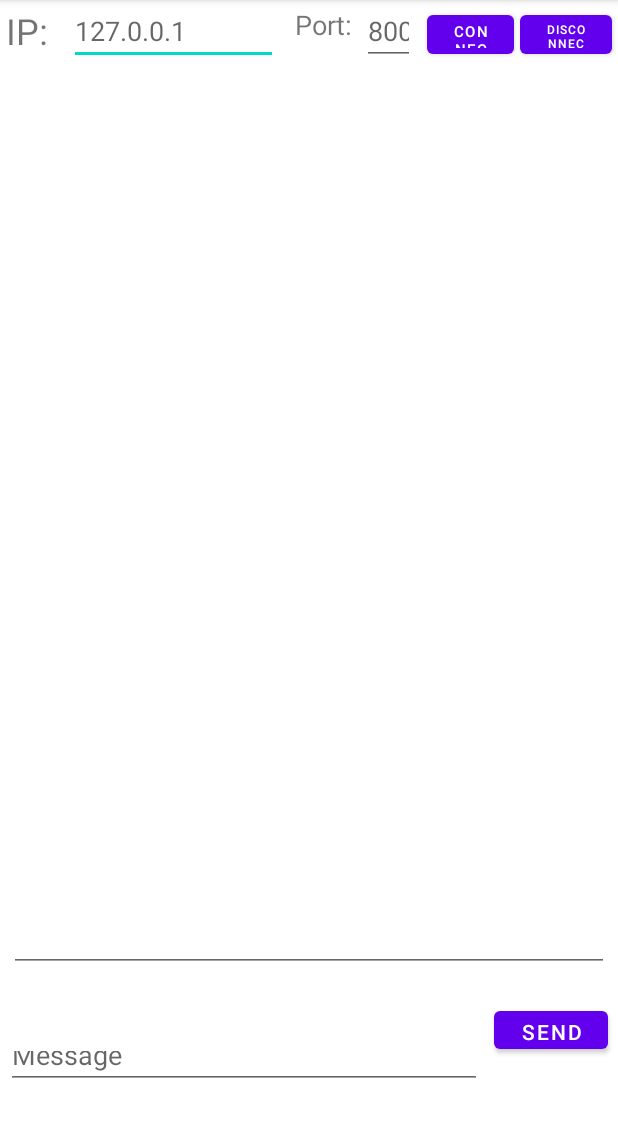
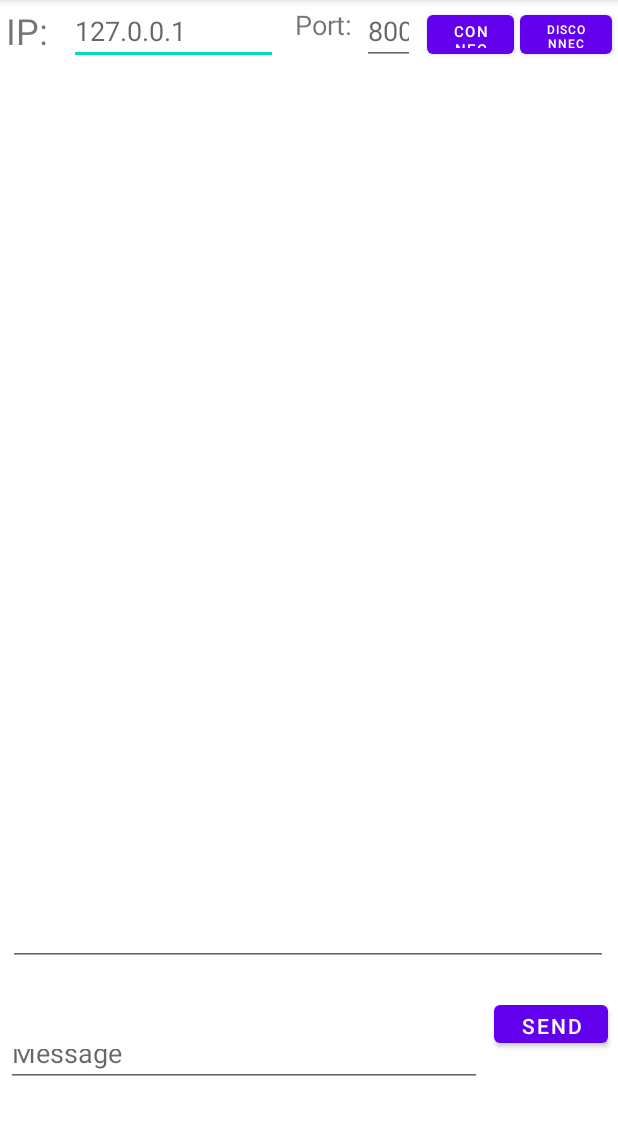
Before and after one commit to AFOEK/JavaSocketClient, an Android app: the screen it shows after launch (MainActivity), on a phone screen of 412 x 824 dp, the part 84-1221 px from its top. Run offline under Robolectric (Android 15) with nearby library versions, the phone set to English and light mode, and no system bars.

```diff
--- a/app/src/main/java/com/example/socketclient/MainActivity.java
+++ b/app/src/main/java/com/example/socketclient/MainActivity.java
@@ -6,12 +6,26 @@ import java.net.*;
 import java.io.File;
 import java.io.IOException;
 import android.os.Bundle;
+import android.widget.Button;
+import android.widget.EditText;
 
 public class MainActivity extends AppCompatActivity {
+
+    EditText txt_ip, txt_port, txt_msg, txt_history;
+    Button butt_connect, butt_dc, butt_send;
 
     @Override
     protected void onCreate(Bundle savedInstanceState) {
         super.onCreate(savedInstanceState);
         setContentView(R.layout.activity_main);
+
+        txt_ip = (EditText)findViewById(R.id.txt_ip);
+        txt_port = (EditText)findViewById(R.id.txt_port);
+        txt_msg = (EditText)findViewById(R.id.txt_msg);
+        txt_history = (EditText)findViewById(R.id.txt_history);
+
+        butt_connect = (Button)findViewById(R.id.butt_connect);
+        butt_dc = (Button)findViewById(R.id.butt_dc);
+        butt_send = (Button)findViewById(R.id.butt_send);
     }
 }
--- a/app/src/main/res/layout/activity_main.xml
+++ b/app/src/main/res/layout/activity_main.xml
@@ -82,13 +82,14 @@
         android:id="@+id/txt_history"
         android:layout_width="400dp"
         android:layout_height="592dp"
-        android:layout_marginTop="56dp"
+        android:layout_marginTop="52dp"
         android:ems="10"
         android:gravity="start|top"
         android:inputType="textMultiLine"
         android:text="@string/txtmulti_chat"
         android:textSize="12sp"
         app:layout_constraintEnd_toEndOf="parent"
+        app:layout_constraintHorizontal_bias="0.454"
         app:layout_constraintStart_toStartOf="parent"
         app:layout_constraintTop_toTopOf="parent" />
 
```
